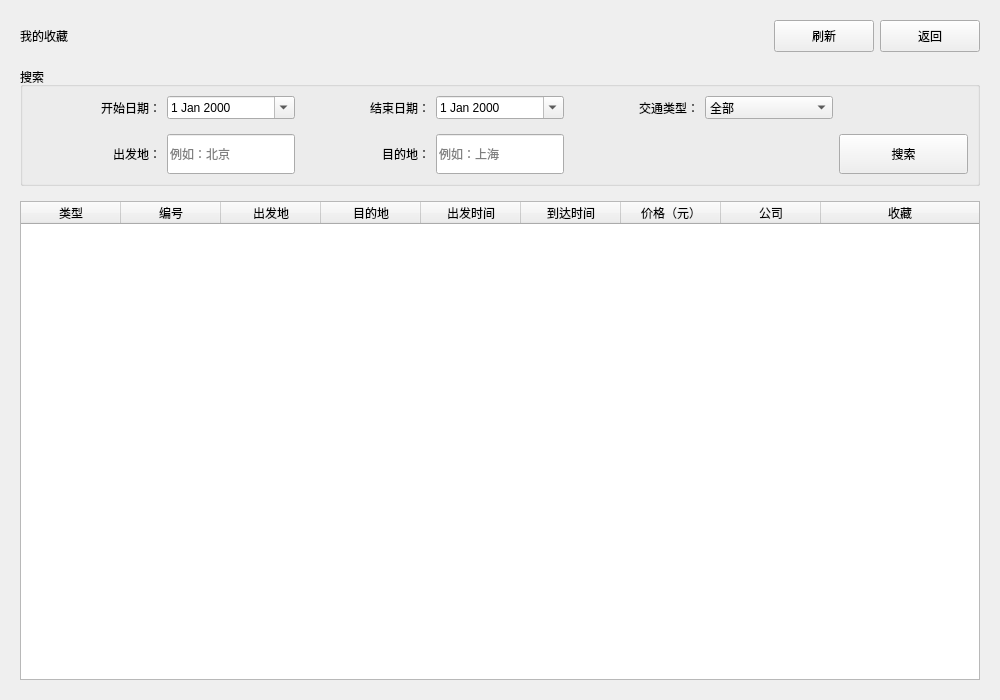
This is Flight/favorite_dialog.ui in wuyh266/Flight_Management as Qt 5 draws it before an edit. The edited form follows.
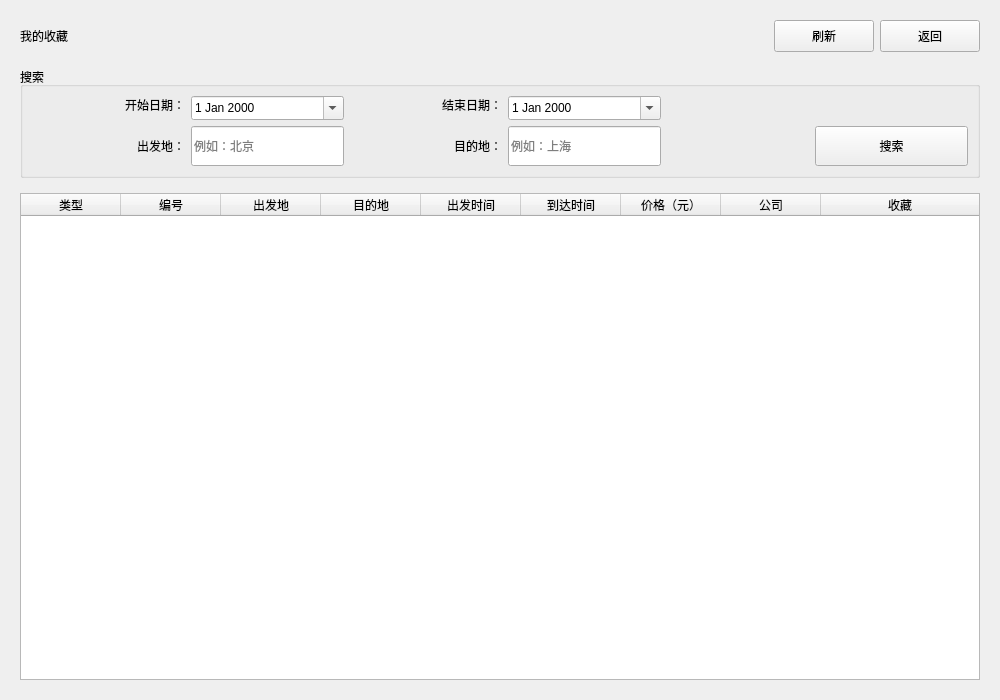
This is the edited form. Icons and pictures are not drawn.

Commit message: 订票界面新增舱位下拉框，商务舱+200，票务相关信息新增显示舱位，order表新增CabinClass，表格改了列宽设计

The edit to the form file:
```diff
--- a/Flight/favorite_dialog.ui
+++ b/Flight/favorite_dialog.ui
@@ -105,10 +105,17 @@
       <string>搜索</string>
      </property>
      <layout class="QGridLayout" name="gridLayout">
-      <property name="verticalSpacing">
-       <number>15</number>
-      </property>
-      <item row="0" column="1">
+      <item row="0" column="0">
+       <widget class="QLabel" name="label_datebegin">
+        <property name="text">
+         <string>开始日期：</string>
+        </property>
+        <property name="alignment">
+         <set>Qt::AlignmentFlag::AlignRight|Qt::AlignmentFlag::AlignTrailing|Qt::AlignmentFlag::AlignVCenter</set>
+        </property>
+       </widget>
+      </item>
+      <item row="0" column="1" rowspan="2">
        <widget class="QDateEdit" name="dateEdit_begin">
         <property name="sizePolicy">
          <sizepolicy hsizetype="Preferred" vsizetype="Preferred">
@@ -121,63 +128,56 @@
         </property>
        </widget>
       </item>
-      <item row="1" column="3">
-       <widget class="QLineEdit" name="lineEdit_arr">
+      <item row="0" column="2">
+       <widget class="QLabel" name="label_dateend">
+        <property name="text">
+         <string>结束日期：</string>
+        </property>
+        <property name="alignment">
+         <set>Qt::AlignmentFlag::AlignRight|Qt::AlignmentFlag::AlignTrailing|Qt::AlignmentFlag::AlignVCenter</set>
+        </property>
+       </widget>
+      </item>
+      <item row="0" column="3" rowspan="2">
+       <widget class="QDateEdit" name="dateEdit_end">
         <property name="sizePolicy">
          <sizepolicy hsizetype="Preferred" vsizetype="Preferred">
           <horstretch>0</horstretch>
           <verstretch>0</verstretch>
          </sizepolicy>
         </property>
-        <property name="placeholderText">
-         <string>例如：上海</string>
+        <property name="calendarPopup">
+         <bool>true</bool>
         </property>
        </widget>
       </item>
-      <item row="0" column="4">
-       <widget class="QLabel" name="label_type">
-        <property name="acceptDrops">
-         <bool>false</bool>
+      <item row="1" column="4" rowspan="2">
+       <spacer name="horizontalSpacer">
+        <property name="orientation">
+         <enum>Qt::Orientation::Horizontal</enum>
         </property>
+        <property name="sizeType">
+         <enum>QSizePolicy::Policy::Minimum</enum>
+        </property>
+        <property name="sizeHint" stdset="0">
+         <size>
+          <width>148</width>
+          <height>20</height>
+         </size>
+        </property>
+       </spacer>
+      </item>
+      <item row="2" column="0">
+       <widget class="QLabel" name="label_dep">
         <property name="text">
-         <string>交通类型：</string>
+         <string>出发地：</string>
         </property>
         <property name="alignment">
          <set>Qt::AlignmentFlag::AlignRight|Qt::AlignmentFlag::AlignTrailing|Qt::AlignmentFlag::AlignVCenter</set>
         </property>
        </widget>
       </item>
-      <item row="0" column="5">
-       <widget class="QComboBox" name="comboBox_type">
-        <property name="sizePolicy">
-         <sizepolicy hsizetype="Preferred" vsizetype="Preferred">
-          <horstretch>0</horstretch>
-          <verstretch>0</verstretch>
-         </sizepolicy>
-        </property>
-        <item>
-         <property name="text">
-          <string>全部</string>
-         </property>
-        </item>
-        <item>
-         <property name="text">
-          <string>飞机</string>
-         </property>
-        </item>
-        <item>
-         <property name="text">
-          <string>火车</string>
-         </property>
-        </item>
-        <item>
-         <property name="text">
-          <string>汽车</string>
-         </property>
-        </item>
-       </widget>
-      </item>
-      <item row="1" column="1">
+      <item row="2" column="1">
        <widget class="QLineEdit" name="lineEdit_dep">
         <property name="sizePolicy">
          <sizepolicy hsizetype="Preferred" vsizetype="Preferred">
@@ -190,20 +190,30 @@
         </property>
        </widget>
       </item>
-      <item row="0" column="3">
-       <widget class="QDateEdit" name="dateEdit_end">
+      <item row="2" column="2">
+       <widget class="QLabel" name="label_arr">
+        <property name="text">
+         <string>目的地：</string>
+        </property>
+        <property name="alignment">
+         <set>Qt::AlignmentFlag::AlignRight|Qt::AlignmentFlag::AlignTrailing|Qt::AlignmentFlag::AlignVCenter</set>
+        </property>
+       </widget>
+      </item>
+      <item row="2" column="3">
+       <widget class="QLineEdit" name="lineEdit_arr">
         <property name="sizePolicy">
          <sizepolicy hsizetype="Preferred" vsizetype="Preferred">
           <horstretch>0</horstretch>
           <verstretch>0</verstretch>
          </sizepolicy>
         </property>
-        <property name="calendarPopup">
-         <bool>true</bool>
+        <property name="placeholderText">
+         <string>例如：上海</string>
         </property>
        </widget>
       </item>
-      <item row="1" column="6">
+      <item row="2" column="5">
        <widget class="QPushButton" name="searchBtn">
         <property name="sizePolicy">
          <sizepolicy hsizetype="Preferred" vsizetype="Preferred">
@@ -225,46 +235,6 @@
         </property>
        </widget>
       </item>
-      <item row="1" column="2">
-       <widget class="QLabel" name="label_arr">
-        <property name="text">
-         <string>目的地：</string>
-        </property>
-        <property name="alignment">
-         <set>Qt::AlignmentFlag::AlignRight|Qt::AlignmentFlag::AlignTrailing|Qt::AlignmentFlag::AlignVCenter</set>
-        </property>
-       </widget>
-      </item>
-      <item row="1" column="0">
-       <widget class="QLabel" name="label_dep">
-        <property name="text">
-         <string>出发地：</string>
-        </property>
-        <property name="alignment">
-         <set>Qt::AlignmentFlag::AlignRight|Qt::AlignmentFlag::AlignTrailing|Qt::AlignmentFlag::AlignVCenter</set>
-        </property>
-       </widget>
-      </item>
-      <item row="0" column="2">
-       <widget class="QLabel" name="label_dateend">
-        <property name="text">
-         <string>结束日期：</string>
-        </property>
-        <property name="alignment">
-         <set>Qt::AlignmentFlag::AlignRight|Qt::AlignmentFlag::AlignTrailing|Qt::AlignmentFlag::AlignVCenter</set>
-        </property>
-       </widget>
-      </item>
-      <item row="0" column="0">
-       <widget class="QLabel" name="label_datebegin">
-        <property name="text">
-         <string>开始日期：</string>
-        </property>
-        <property name="alignment">
-         <set>Qt::AlignmentFlag::AlignRight|Qt::AlignmentFlag::AlignTrailing|Qt::AlignmentFlag::AlignVCenter</set>
-        </property>
-       </widget>
-      </item>
      </layout>
     </widget>
    </item>
```
The commit also changes 10 other files.
